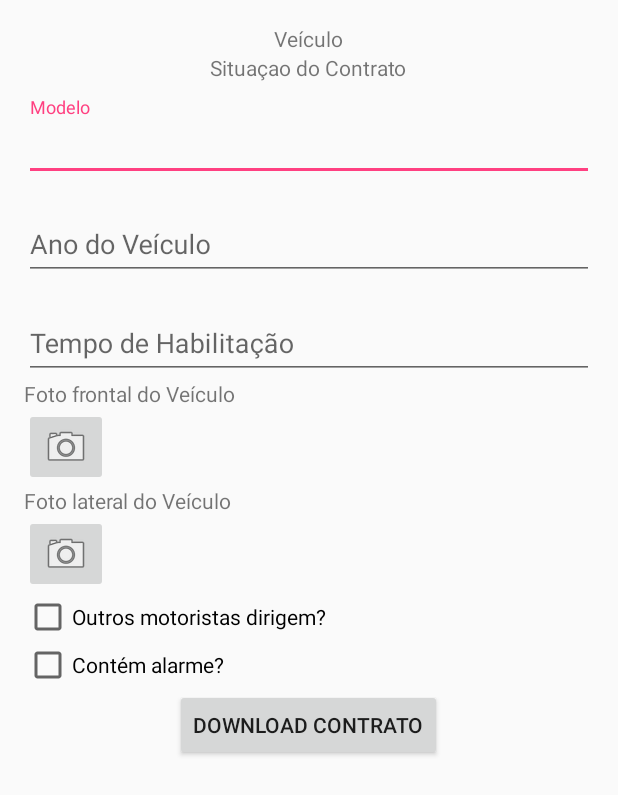
After one commit to WesleyNL/Hackathon-Barueri, an Android app: the layout activity_contrato.xml on its own in the app's theme, with its tools: preview values and no code run, on a phone screen of 412 x 824 dp. The commit adds this screen. Shown: the top 795 px of the screen. Run offline under Robolectric (Android 15) with nearby library versions, the phone set to English and light mode, and no system bars.

Commit message:
Inclusão da Tela de Contrato

```diff
--- a/Sistema/app/build.gradle
+++ b/Sistema/app/build.gradle
@@ -5,7 +5,7 @@ android {
     buildToolsVersion "24.0.1"
 
     defaultConfig {
-        applicationId "br.com.sistema"
+        applicationId "br.com.insure"
         minSdkVersion 21
         targetSdkVersion 23
         versionCode 1
--- a/Sistema/app/src/main/res/layout/activity_cadastro.xml
+++ b/Sistema/app/src/main/res/layout/activity_cadastro.xml
@@ -41,12 +41,12 @@
         android:layout_height="wrap_content"
         android:layout_marginTop="10dp"
         android:id="@+id/txtSenha"
-        android:inputType="textPassword"
         android:layout_below="@id/txtEmail">
 
         <EditText
             android:layout_width="match_parent"
             android:layout_height="match_parent"
+            android:inputType="textPassword"
             android:hint="Senha" />
 
     </android.support.design.widget.TextInputLayout>
@@ -56,12 +56,12 @@
         android:layout_height="wrap_content"
         android:layout_marginTop="10dp"
         android:id="@+id/txtConfirmarSenha"
-        android:inputType="textPassword"
         android:layout_below="@id/txtSenha">
 
         <EditText
             android:layout_width="match_parent"
             android:layout_height="match_parent"
+            android:inputType="textPassword"
             android:hint="Confirmar Senha" />
 
     </android.support.design.widget.TextInputLayout>
--- /dev/null
+++ b/Sistema/app/src/main/res/layout/activity_contrato.xml
@@ -0,0 +1,138 @@
+<?xml version="1.0" encoding="utf-8"?>
+<RelativeLayout xmlns:android="http://schemas.android.com/apk/res/android"
+    xmlns:tools="http://schemas.android.com/tools"
+    android:layout_width="match_parent"
+    android:layout_height="match_parent"
+    android:paddingBottom="@dimen/activity_vertical_margin"
+    android:paddingLeft="@dimen/activity_horizontal_margin"
+    android:paddingRight="@dimen/activity_horizontal_margin"
+    android:paddingTop="@dimen/activity_vertical_margin"
+    tools:context="br.com.insure.activity.CadastroActivity">
+
+    <ScrollView
+        android:layout_width="match_parent"
+        android:layout_height="match_parent">
+
+        <RelativeLayout
+            android:layout_width="match_parent"
+            android:layout_height="match_parent">
+
+            <TextView
+                android:layout_width="wrap_content"
+                android:layout_height="wrap_content"
+                android:text="Veículo"
+                android:id="@+id/lblVeiculo"
+                android:layout_centerHorizontal="true" />
+
+            <TextView
+                android:layout_width="wrap_content"
+                android:layout_height="wrap_content"
+                android:text="Situaçao do Contrato"
+                android:id="@+id/lblSituacaoContrato"
+                android:layout_below="@id/lblVeiculo"
+                android:layout_centerHorizontal="true" />
+
+            <android.support.design.widget.TextInputLayout
+                android:layout_width="match_parent"
+                android:layout_height="wrap_content"
+                android:layout_marginTop="10dp"
+                android:layout_below="@id/lblSituacaoContrato"
+                android:id="@+id/txtModelo" >
+
+                <EditText
+                    android:layout_width="match_parent"
+                    android:layout_height="match_parent"
+                    android:hint="Modelo"
+                    android:editable="true" />
+
+            </android.support.design.widget.TextInputLayout>
+
+            <android.support.design.widget.TextInputLayout
+                android:layout_width="match_parent"
+                android:layout_height="wrap_content"
+                android:layout_marginTop="10dp"
+                android:layout_below="@id/txtModelo"
+                android:id="@+id/txtAno" >
+
+                <EditText
+                    android:layout_width="match_parent"
+                    android:layout_height="match_parent"
+                    android:hint="Ano do Veículo"
+                    android:editable="true" />
+
+            </android.support.design.widget.TextInputLayout>
+
+            <android.support.design.widget.TextInputLayout
+                android:layout_width="match_parent"
+                android:layout_height="wrap_content"
+                android:layout_marginTop="10dp"
+                android:layout_below="@id/txtAno"
+                android:id="@+id/txtTempoHabilitacao" >
+
+                <EditText
+                    android:layout_width="match_parent"
+                    android:layout_height="match_parent"
+                    android:hint="Tempo de Habilitação"
+                    android:editable="true" />
+
+            </android.support.design.widget.TextInputLayout>
+
+            <TextView
+                android:layout_width="wrap_content"
+                android:layout_height="wrap_content"
+                android:text="Foto frontal do Veículo"
+                android:id="@+id/lblFotoFrontal"
+                android:layout_below="@id/txtTempoHabilitacao" />
+
+            <ImageButton
+                android:layout_width="wrap_content"
+                android:layout_height="wrap_content"
+                android:id="@+id/imgFotoFrontal"
+                android:src="@android:drawable/ic_menu_camera"
+                android:layout_below="@id/lblFotoFrontal"
+                android:onClick="enviarFotoFrontal" />
+
+            <TextView
+                android:layout_width="wrap_content"
+                android:layout_height="wrap_content"
+                android:text="Foto lateral do Veículo"
+                android:id="@+id/lblFotoLateral"
+                android:layout_below="@id/imgFotoFrontal" />
+
+            <ImageButton
+                android:layout_width="wrap_content"
+                android:layout_height="wrap_content"
+                android:id="@+id/imgFotoLateral"
+                android:src="@android:drawable/ic_menu_camera"
+                android:layout_below="@id/lblFotoLateral"
+                android:onClick="enviarFotoLateral" />
+
+            <CheckBox
+                android:layout_width="wrap_content"
+                android:layout_height="wrap_content"
+                android:text="Outros motoristas dirigem?"
+                android:id="@+id/chkOutrosMotoristas"
+                android:layout_below="@+id/imgFotoLateral"
+                android:layout_alignParentStart="true" />
+
+            <CheckBox
+                android:layout_width="wrap_content"
+                android:layout_height="wrap_content"
+                android:text="Contém alarme?"
+                android:id="@+id/chkAlarme"
+                android:layout_below="@+id/chkOutrosMotoristas"
+                android:layout_alignParentStart="true" />
+
+            <Button
+                android:layout_width="wrap_content"
+                android:layout_height="wrap_content"
+                android:text="Download Contrato"
+                android:id="@+id/btnDownloadContrato"
+                android:layout_below="@+id/chkAlarme"
+                android:layout_centerHorizontal="true" />
+
+        </RelativeLayout>
+
+    </ScrollView>
+
+</RelativeLayout>
--- a/Sistema/app/src/main/res/values/strings.xml
+++ b/Sistema/app/src/main/res/values/strings.xml
@@ -1,3 +1,3 @@
 <resources>
-    <string name="app_name">InSURE</string>
+    <string name="app_name">InSURE!</string>
 </resources>
```
Also changed, not shown: Sistema/app/src/main/AndroidManifest.xml (+5 -5 lines), Sistema/app/src/main/java/br/com/insure/activity/CadastrarProposta.java (deleted, +0 -15 lines), Sistema/app/src/main/java/br/com/insure/activity/CadastrarPropostaActivity.java (+38 -4 lines), Sistema/app/src/main/java/br/com/insure/utilidades/Utils.java (added, +59 -0 lines), Sistema/app/src/main/res/layout/activity_bem_vindo.xml (+2 -5 lines), Sistema/app/src/main/res/layout/activity_login.xml (+5 -4 lines).
